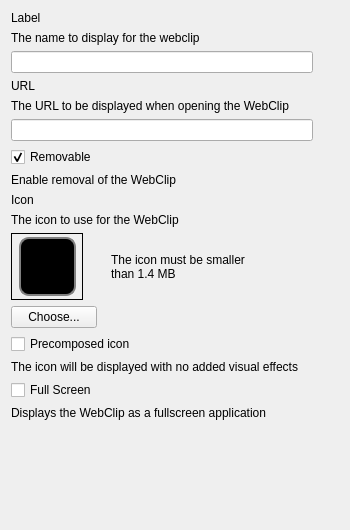
This is FWAdminLib/Configurator/WebclipForm.ui in fw-dev/translations as Qt 5 draws it before an edit. The edited form follows.
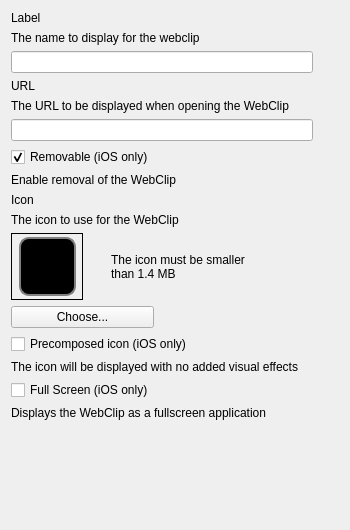
This is the edited form. Icons and pictures are not drawn.

The edit to the form file:
```diff
--- a/FWAdminLib/Configurator/WebclipForm.ui
+++ b/FWAdminLib/Configurator/WebclipForm.ui
@@ -63,7 +63,7 @@
    <item row="6" column="0">
     <widget class="QCheckBox" name="chkRemovable">
      <property name="text">
-      <string>Removable</string>
+      <string>Removable (iOS only)</string>
      </property>
      <property name="checked">
       <bool>true</bool>
@@ -397,7 +397,7 @@
    <item row="12" column="0" colspan="2">
     <widget class="QCheckBox" name="chkPrecomposed">
      <property name="text">
-      <string>Precomposed icon</string>
+      <string>Precomposed icon (iOS only)</string>
      </property>
     </widget>
    </item>
@@ -411,7 +411,7 @@
    <item row="14" column="0">
     <widget class="QCheckBox" name="chkFullscreen">
      <property name="text">
-      <string>Full Screen</string>
+      <string>Full Screen (iOS only)</string>
      </property>
     </widget>
    </item>
```
Left out of the diff: 22 changed lines with no effect on the pictures.
